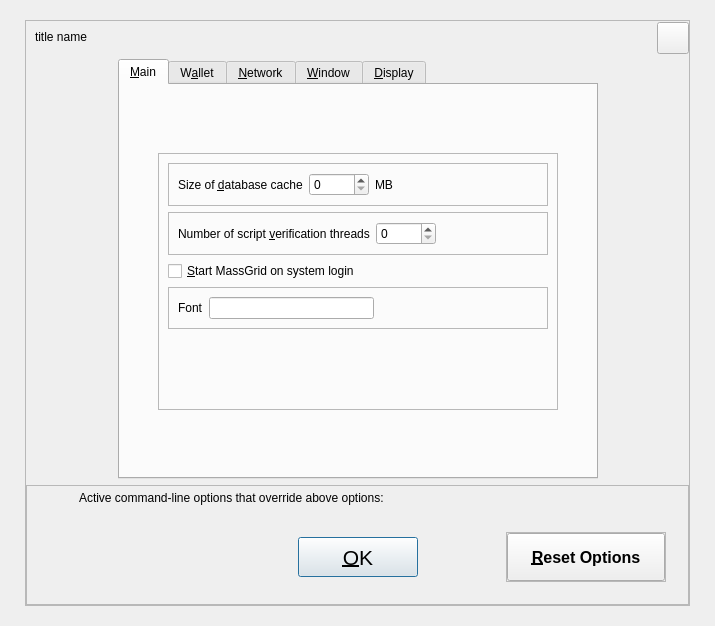
Old version of the form src/qt/forms/optionsdialog.ui in the repository MassGrid/MassGrid.
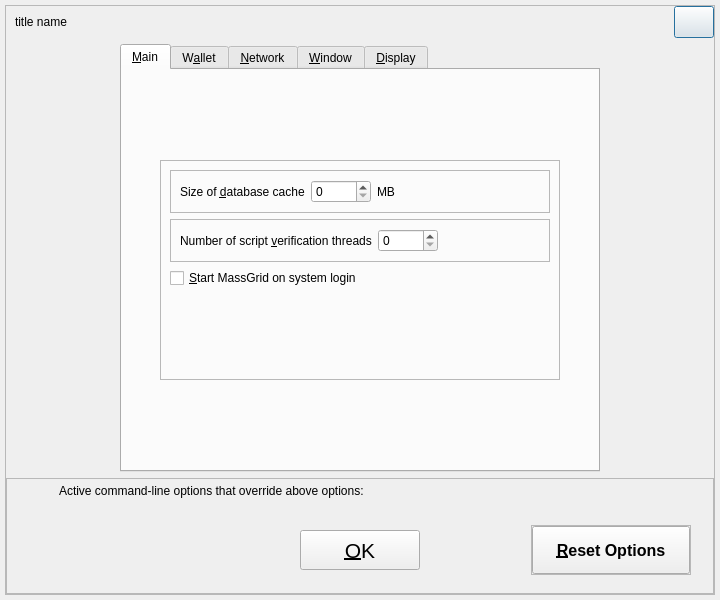
New version of the form. The open tabs and pages were chosen to show the change. Icons and pictures are not drawn. Custom widgets are drawn as their Qt base class.

The edit to the form file:
```diff
--- a/src/qt/forms/optionsdialog.ui
+++ b/src/qt/forms/optionsdialog.ui
@@ -6,8 +6,8 @@
    <rect>
     <x>0</x>
     <y>0</y>
-    <width>715</width>
-    <height>626</height>
+    <width>720</width>
+    <height>600</height>
    </rect>
   </property>
   <property name="windowTitle">
@@ -21,16 +21,16 @@
   </property>
   <layout class="QGridLayout" name="gridLayout_6">
    <property name="leftMargin">
-    <number>0</number>
+    <number>5</number>
    </property>
    <property name="topMargin">
-    <number>0</number>
+    <number>5</number>
    </property>
    <property name="rightMargin">
-    <number>0</number>
+    <number>5</number>
    </property>
    <property name="bottomMargin">
-    <number>0</number>
+    <number>5</number>
    </property>
    <item row="0" column="0">
     <widget class="QWidget" name="centerWin" native="true">
@@ -39,16 +39,16 @@
      </property>
      <layout class="QGridLayout" name="gridLayout_7">
       <property name="leftMargin">
-       <number>25</number>
+       <number>0</number>
       </property>
       <property name="topMargin">
-       <number>20</number>
+       <number>0</number>
       </property>
       <property name="rightMargin">
-       <number>25</number>
+       <number>0</number>
       </property>
       <property name="bottomMargin">
-       <number>20</number>
+       <number>0</number>
       </property>
       <item row="0" column="0">
        <widget class="QFrame" name="mainframe">
@@ -100,7 +100,7 @@
             </spacer>
            </item>
            <item>
-            <widget class="QToolButton" name="cancelButton">
+            <widget class="QPushButton" name="cancelButton">
              <property name="minimumSize">
               <size>
                <width>32</width>
@@ -109,8 +109,8 @@
              </property>
              <property name="maximumSize">
               <size>
-               <width>32</width>
-               <height>30</height>
+               <width>16777215</width>
+               <height>16777215</height>
               </size>
              </property>
              <property name="styleSheet">
@@ -159,7 +159,7 @@
               <string notr="true"/>
              </property>
              <property name="currentIndex">
-              <number>0</number>
+              <number>4</number>
              </property>
              <widget class="QWidget" name="tabMain">
               <attribute name="title">
@@ -332,47 +332,6 @@
                     </property>
                    </widget>
                   </item>
-                  <item>
-                   <widget class="QFrame" name="frame_15">
-                    <property name="frameShape">
-                     <enum>QFrame::StyledPanel</enum>
-                    </property>
-                    <property name="frameShadow">
-                     <enum>QFrame::Raised</enum>
-                    </property>
-                    <layout class="QHBoxLayout" name="horizontalLayout_14">
-                     <item>
-                      <widget class="QLabel" name="threadsScriptVerifLabel_2">
-                       <property name="text">
-                        <string>Font</string>
-                       </property>
-                       <property name="textFormat">
-                        <enum>Qt::PlainText</enum>
-                       </property>
-                       <property name="buddy">
-                        <cstring>threadsScriptVerif</cstring>
-                       </property>
-                      </widget>
-                     </item>
-                     <item>
-                      <widget class="QLineEdit" name="lineEdit_fontsize"/>
-                     </item>
-                     <item>
-                      <spacer name="horizontalSpacer_3_Main_2">
-                       <property name="orientation">
-                        <enum>Qt::Horizontal</enum>
-                       </property>
-                       <property name="sizeHint" stdset="0">
-                        <size>
-                         <width>40</width>
-                         <height>20</height>
-                        </size>
-                       </property>
-                      </spacer>
-                     </item>
-                    </layout>
-                   </widget>
-                  </item>
                   <item>
                    <spacer name="verticalSpacer_11">
                     <property name="orientation">
@@ -1406,7 +1365,7 @@
                       <property name="maximumSize">
                        <size>
                         <width>16777215</width>
-                        <height>32</height>
+                        <height>16777215</height>
                        </size>
                       </property>
                       <property name="focusPolicy">
@@ -1444,7 +1403,7 @@
                       <property name="maximumSize">
                        <size>
                         <width>16777215</width>
-                        <height>32</height>
+                        <height>16777215</height>
                        </size>
                       </property>
                       <property name="focusPolicy">
@@ -1458,9 +1417,6 @@
                       </property>
                      </widget>
                     </item>
-                    <item row="2" column="1">
-                     <widget class="QValueComboBox" name="digits"/>
-                    </item>
                     <item row="2" column="0">
                      <widget class="QLabel" name="digitsLabel">
                       <property name="text">
@@ -1468,6 +1424,19 @@
                       </property>
                      </widget>
                     </item>
+                    <item row="2" column="1">
+                     <widget class="QComboBox" name="digits">
+                      <property name="minimumSize">
+                       <size>
+                        <width>200</width>
+                        <height>32</height>
+                       </size>
+                      </property>
+                      <property name="styleSheet">
+                       <string notr="true"/>
+                      </property>
+                     </widget>
+                    </item>
                    </layout>
                   </item>
                   <item>
@@ -1586,13 +1555,13 @@
            <property name="minimumSize">
             <size>
              <width>0</width>
-             <height>120</height>
+             <height>0</height>
             </size>
            </property>
            <property name="maximumSize">
             <size>
              <width>16777215</width>
-             <height>120</height>
+             <height>16777215</height>
             </size>
            </property>
            <property name="styleSheet">
@@ -1722,7 +1691,7 @@
                <number>20</number>
               </property>
               <item>
-               <widget class="QLabel" name="label">
+               <widget class="QLabel" name="label_spacer">
                 <property name="minimumSize">
                  <size>
                   <width>160</width>
@@ -1791,8 +1760,8 @@
                 </property>
                 <property name="maximumSize">
                  <size>
-                  <width>120</width>
-                  <height>50</height>
+                  <width>16777215</width>
+                  <height>16777215</height>
                  </size>
                 </property>
                 <property name="styleSheet">
```
